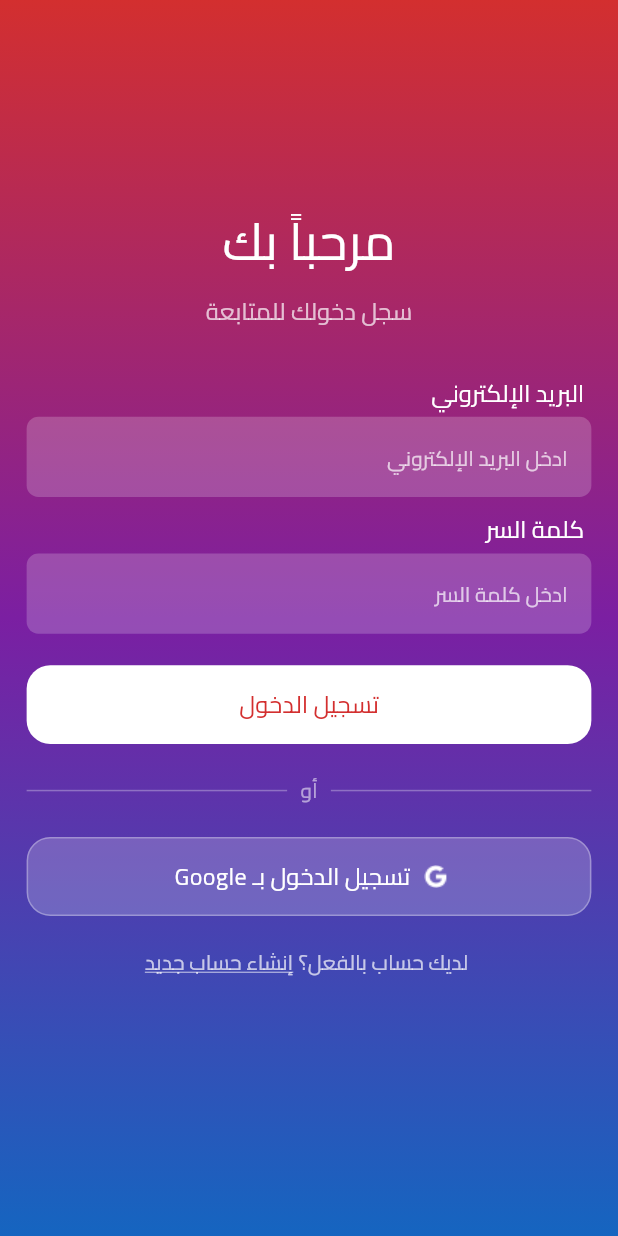
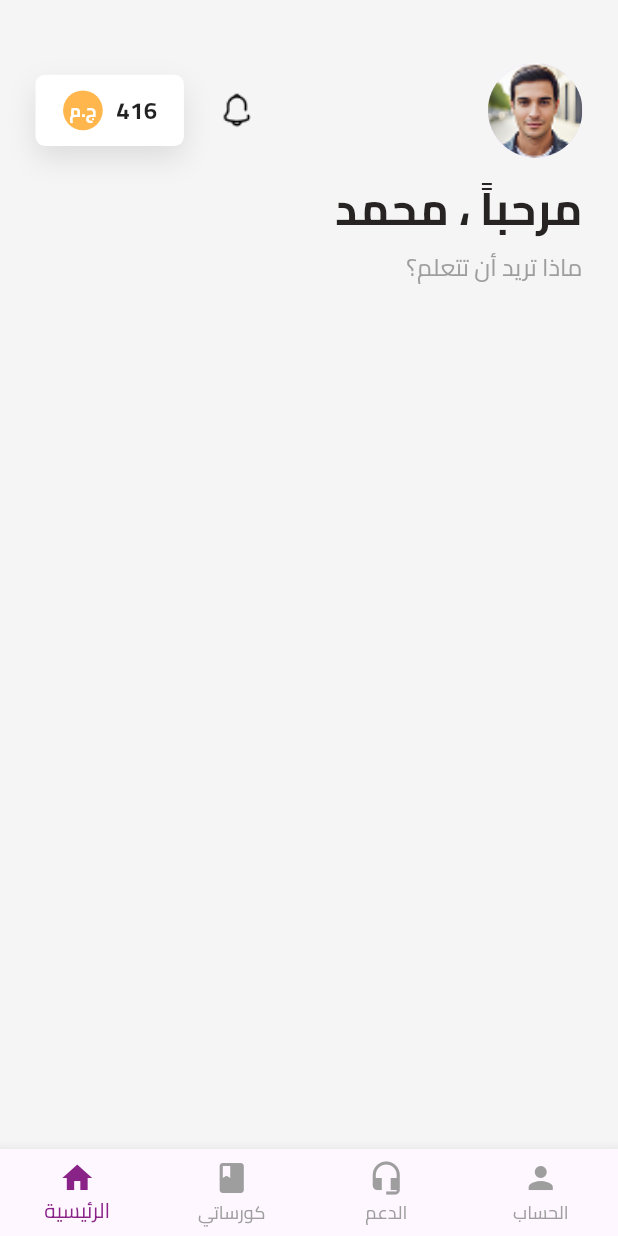
Before and after one commit to Mohamed1Hamada/Bengo-app, a Flutter app: the LoginView screen opened by its route, after a tap on "تسجيل الدخول", on a phone screen of 412 x 824 dp. Run offline on Flutter 3.47's test engine with Material 3 defaults, Android fonts, the phone set to English and light mode, and no system bars; our stand-ins replace flutter_screenutil, go_router.

Commit message:
create custom home header

```diff
--- a/lib/Features/Auth/presentation/views/widgets/login_view_body.dart
+++ b/lib/Features/Auth/presentation/views/widgets/login_view_body.dart
@@ -58,7 +58,12 @@ class LoginViewBody extends StatelessWidget {
               SizedBox(height: 40.h),
 
               // زر تسجيل الدخول
-              CustomAuthButton(text: "تسجيل الدخول", onPressed: () {  },),
+              CustomAuthButton(
+                text: "تسجيل الدخول",
+                onPressed: () {
+                  GoRouter.of(context).push(AppRouter.kHomeView);
+                },
+              ),
 
               SizedBox(height: 40.h),
               BuildDivider(),
--- /dev/null
+++ b/lib/Features/Home/presentation/views/home_view.dart
@@ -0,0 +1,25 @@
+import 'package:bengo_app/Features/Home/presentation/views/widgets/home_view_body.dart';
+import 'package:flutter/material.dart';
+
+class HomeView extends StatelessWidget {
+  const HomeView({super.key});
+
+  @override
+  Widget build(BuildContext context) {
+    return Scaffold(
+      backgroundColor: const Color(0xFFF5F5F5), // خلفية رمادي فاتح جداً زي الفيجما
+      body: const HomeViewBody(),
+      bottomNavigationBar: BottomNavigationBar(
+        type: BottomNavigationBarType.fixed,
+        selectedItemColor: const Color(0xFF8A2387),
+        unselectedItemColor: Colors.grey,
+        items: const [
+          BottomNavigationBarItem(icon: Icon(Icons.home), label: 'الرئيسية'),
+          BottomNavigationBarItem(icon: Icon(Icons.book), label: 'كورساتي'),
+          BottomNavigationBarItem(icon: Icon(Icons.headset_mic), label: 'الدعم'),
+          BottomNavigationBarItem(icon: Icon(Icons.person), label: 'الحساب'),
+        ],
+      ),
+    );
+  }
+}
--- /dev/null
+++ b/lib/Features/Home/presentation/views/widgets/balance_card.dart
@@ -0,0 +1,54 @@
+
+import 'package:bengo_app/core/utlis/styles.dart';
+import 'package:flutter/material.dart';
+import 'package:flutter_screenutil/flutter_screenutil.dart';
+
+class BalanceCard extends StatelessWidget {
+  const BalanceCard({super.key});
+
+  @override
+  Widget build(BuildContext context) {
+    return Container(
+
+      padding: EdgeInsets.symmetric(horizontal: 30.w, vertical: 20.h),
+      decoration: BoxDecoration(
+
+        color: Colors.white,
+        borderRadius: BorderRadius.circular(12.r),
+        boxShadow: [
+          BoxShadow(
+            color: Colors.black.withOpacity(0.1),
+            blurRadius: 30.r,
+            offset: const Offset(0, 8),
+          ),
+        ],
+      ),
+      child: Row(
+        children: [
+          Container(
+            padding: EdgeInsets.all(8.w),
+            decoration: const BoxDecoration(
+              color: Color(0xFFFFB74D), // اللون البرتقالي للأيقونة
+              shape: BoxShape.circle,
+            ),
+            child: Text(
+              "ج.م",
+              style: Styles.textStyle12.copyWith(
+                color: Colors.white,
+                fontWeight: FontWeight.w800,
+              ),
+            ),
+          ),
+          SizedBox(width: 14.w),
+          Text(
+            "416",
+            style: Styles.textStyle16.copyWith(
+              fontWeight: FontWeight.w800,
+              color: Colors.black87,
+            ),
+          ),
+        ],
+      ),
+    );
+  }
+}
--- /dev/null
+++ b/lib/Features/Home/presentation/views/widgets/custom_home_header.dart
@@ -0,0 +1,69 @@
+import 'package:bengo_app/Features/Home/presentation/views/widgets/balance_card.dart';
+import 'package:bengo_app/core/utlis/asstes.dart';
+import 'package:bengo_app/core/utlis/styles.dart';
+import 'package:flutter/material.dart';
+import 'package:flutter_screenutil/flutter_screenutil.dart';
+
+class CustomHomeHeader extends StatelessWidget {
+  const CustomHomeHeader({super.key});
+
+  @override
+  Widget build(BuildContext context) {
+    return Padding(
+      padding: EdgeInsets.only(
+        top: 60.h,
+        bottom: 20.h,
+        right: 20.w,
+        left: 20.w,
+      ),
+      child: Column(
+        crossAxisAlignment: CrossAxisAlignment.end, // النصوص محاذاتها لليمين
+        children: [
+          Row(
+            children: [
+              const BalanceCard(),
+              SizedBox(width: 30.w),
+
+              GestureDetector(
+                onTap: () {},
+                child: Image.asset(
+                  AsstesData.notificationIcon,
+                  color: Colors.black,
+                  width: 60.w,
+                  height: 60.h,
+                ),
+              ),
+
+              const Spacer(),
+
+              CircleAvatar(
+                radius: 60.r,
+                backgroundImage: const AssetImage(AsstesData.homeHeaderIcon),
+              ),
+            ],
+          ),
+
+          SizedBox(height: 24.h),
+
+          // نصوص الترحيب
+          Text(
+            "مرحباً ، محمد",
+            style: Styles.textStyle30.copyWith(
+              fontWeight: FontWeight.w800,
+              color: const Color(0xFF272323),
+              fontFamily: 'Cairo',
+            ),
+          ),
+          SizedBox(height: 12.h),
+          Text(
+            "ماذا تريد أن تتعلم؟",
+            style: Styles.textStyle16.copyWith(
+              color: Colors.grey,
+              fontFamily: 'Cairo',
+            ),
+          ),
+        ],
+      ),
+    );
+  }
+}
--- /dev/null
+++ b/lib/Features/Home/presentation/views/widgets/home_view_body.dart
@@ -0,0 +1,29 @@
+import 'package:bengo_app/Features/Home/presentation/views/widgets/custom_home_header.dart';
+import 'package:flutter/material.dart';
+import 'package:flutter_screenutil/flutter_screenutil.dart';
+
+class HomeViewBody extends StatelessWidget {
+  const HomeViewBody({super.key});
+
+  @override
+  Widget build(BuildContext context) {
+    return Padding(
+      padding: EdgeInsets.symmetric(horizontal: 20.w),
+      child: SingleChildScrollView(
+        child: Column(
+          children: [
+            SizedBox(height: 20.h),
+            const CustomHomeHeader(),
+            SizedBox(height: 25.h),
+            // const HomeSearchField(),
+            //  SizedBox(height: 25.h),
+            // const PromoBanner(),
+            // SizedBox(height: 30.h),
+
+            // هنا هنضيف جزء "الكورسات" والـ Categories في الخطوة الجاية
+          ],
+        ),
+      ),
+    );
+  }
+}
--- a/lib/core/utlis/app_router.dart
+++ b/lib/core/utlis/app_router.dart
@@ -1,6 +1,7 @@
 import 'package:bengo_app/Features/Auth/presentation/views/complete_profile_view.dart';
 import 'package:bengo_app/Features/Auth/presentation/views/login_view.dart';
 import 'package:bengo_app/Features/Auth/presentation/views/sign_up_view.dart';
+import 'package:bengo_app/Features/Home/presentation/views/home_view.dart';
 import 'package:bengo_app/Features/onBoard/presentation/views/on_board_view.dart';
 import 'package:bengo_app/Features/splash/presentation/views/splash_view.dart';
 import 'package:flutter/material.dart';
@@ -13,6 +14,7 @@ abstract class AppRouter {
   static const String kLoginView = '/loginview';
   static const String kSignUpView = '/signupview';
   static const String kCompleteProfileView = '/completeprofileview';
+  static const String kHomeView = '/homeview';
 
   static final GoRouter router = GoRouter(
     initialLocation: kSplashView,
@@ -44,6 +46,13 @@ abstract class AppRouter {
         path: kCompleteProfileView,
         pageBuilder: (context, state) => _buildCustomTransitionPage(
           child: const CompleteProfileView(),
+          state: state,
+        ),
+      ),
+      GoRoute(
+        path: kHomeView,
+        pageBuilder: (context, state) => _buildCustomTransitionPage(
+          child: const HomeView(),
           state: state,
         ),
       ),
--- a/lib/core/utlis/asstes.dart
+++ b/lib/core/utlis/asstes.dart
@@ -9,4 +9,6 @@ class AsstesData {
   static const onBoardShadows = 'assets/images/Shadows.png';
   static const onBoardSideTable = 'assets/images/SideTable.png';
   static const googleIcon = 'assets/images/LoginForm.png';
+  static const homeHeaderIcon = 'assets/images/Image (Profile).png';
+  static const notificationIcon = 'assets/images/Button.png';
 }
```
Also changed, not shown: lib/Features/Home/presentation/views/widgets/home_search_field.dart (added, +26 -0 lines), lib/Features/Home/presentation/views/widgets/promo_banner.dart (added, +57 -0 lines), assets/images/Button.png (added), assets/images/Image (Profile).png (added).
